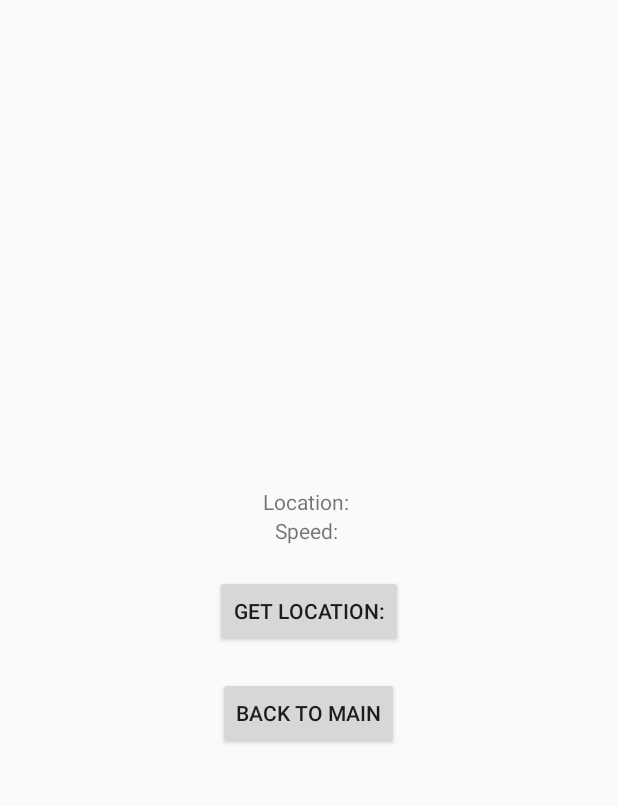
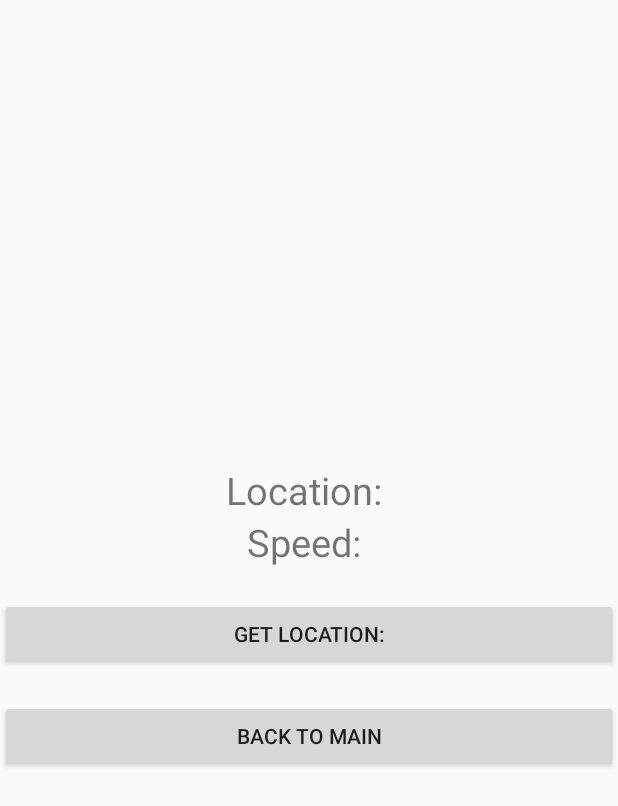
Before and after one commit to wallace0123456/Android_project_3053643, an Android app built with Jetpack Compose: the layout speed_layout.xml on its own in the app's theme, with its tools: preview values and no code run, on a phone screen of 412 x 824 dp. Shown: the top 806 px of the screen. Run offline under Robolectric (Android 15) with nearby library versions, the phone set to English and light mode, and no system bars.

Commit message:
layout xml file for activities

```diff
--- a/app/src/main/res/layout/speed_layout.xml
+++ b/app/src/main/res/layout/speed_layout.xml
@@ -11,22 +11,26 @@
         android:id="@+id/text_location"
         android:layout_width="wrap_content"
         android:layout_height="wrap_content"
+        android:textSize="25dp"
         android:text="Location: " />
+
     <TextView
         android:id="@+id/text_speed"
         android:layout_width="wrap_content"
         android:layout_height="wrap_content"
-        android:text="Speed: " />
+        android:text="Speed: "
+        android:textSize="25sp" />
+
     <Button
         android:id="@+id/button_get_lo"
-        android:layout_width="wrap_content"
+        android:layout_width="match_parent"
         android:layout_height="wrap_content"
         android:layout_marginTop="20dp"
         android:text="Get location:"
         />
     <Button
         android:id="@+id/back_main"
-        android:layout_width="wrap_content"
+        android:layout_width="match_parent"
         android:layout_height="wrap_content"
         android:layout_marginTop="20dp"
         android:text="Back to main"/>
--- a/app/src/main/res/values/strings.xml
+++ b/app/src/main/res/values/strings.xml
@@ -2,4 +2,9 @@
     <string name="app_name">MD_project_3053643</string>
     <string name="title_activity_login">Login</string>
     <string name="title_activity_contact">Contact</string>
+    <string name="title_activity_register">Register</string>
+    <string name="title_activity_spped">Spped</string>
+    <string name="title_activity_speed">Speed</string>
+    <string name="title_activity_speed_drive">SpeedDrive</string>
+    <string name="title_activity_warning">Warning</string>
 </resources>
```
Also changed, not shown: app/src/main/res/layout/warn_layout.xml (+11 -0 lines).
